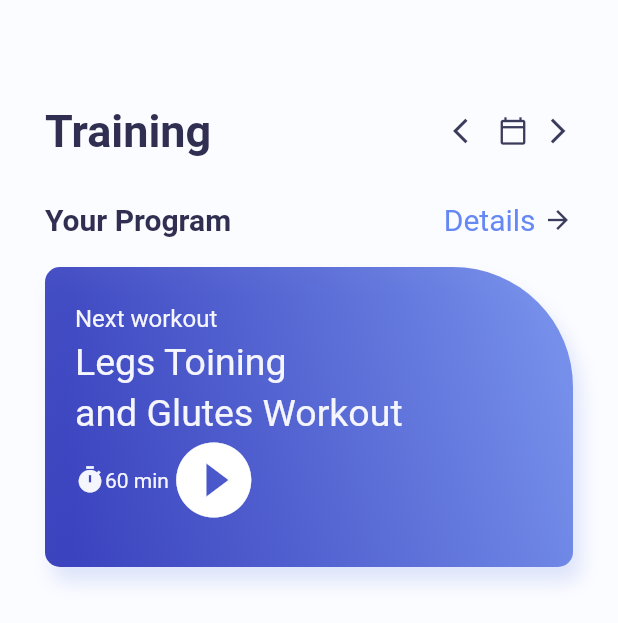
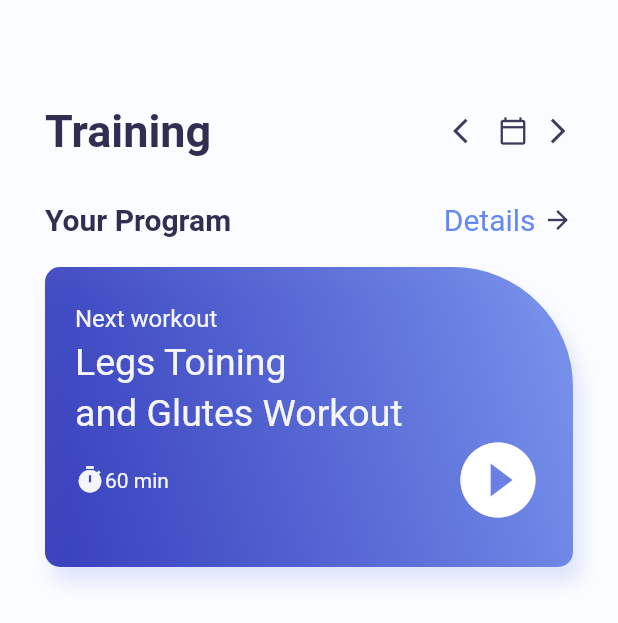
Before and after one commit to kohenro19/MuscleTraining_flutter_001, a Flutter app: the screen it shows after launch, on a phone screen of 412 x 824 dp. Shown: the top 623 px of the screen. Run offline on Flutter 3.47's test engine with Material 2 defaults, Android fonts, the phone set to English and light mode, and no system bars.

Commit message:
20220315r1

```diff
--- a/lib/home_page.dart
+++ b/lib/home_page.dart
@@ -100,7 +100,7 @@ class _HomePageState extends State<HomePage> {
                   ]
               ),
               child: Container(
-                padding: const EdgeInsets.only(left: 20, top: 25,),
+                padding: const EdgeInsets.only(left: 20, top: 25, right: 20),
                 child: Column(
                   crossAxisAlignment: CrossAxisAlignment.start,
                   children: [
@@ -141,7 +141,8 @@ class _HomePageState extends State<HomePage> {
                               color: color.AppColor.homePageContainerTextSmall
                             )
                         ),
-                      Icon(
+                        Expanded(child: Container()),
+                        Icon(
                         Icons.play_circle_fill,
                         color: Colors.white,
                         size: 60,
```
